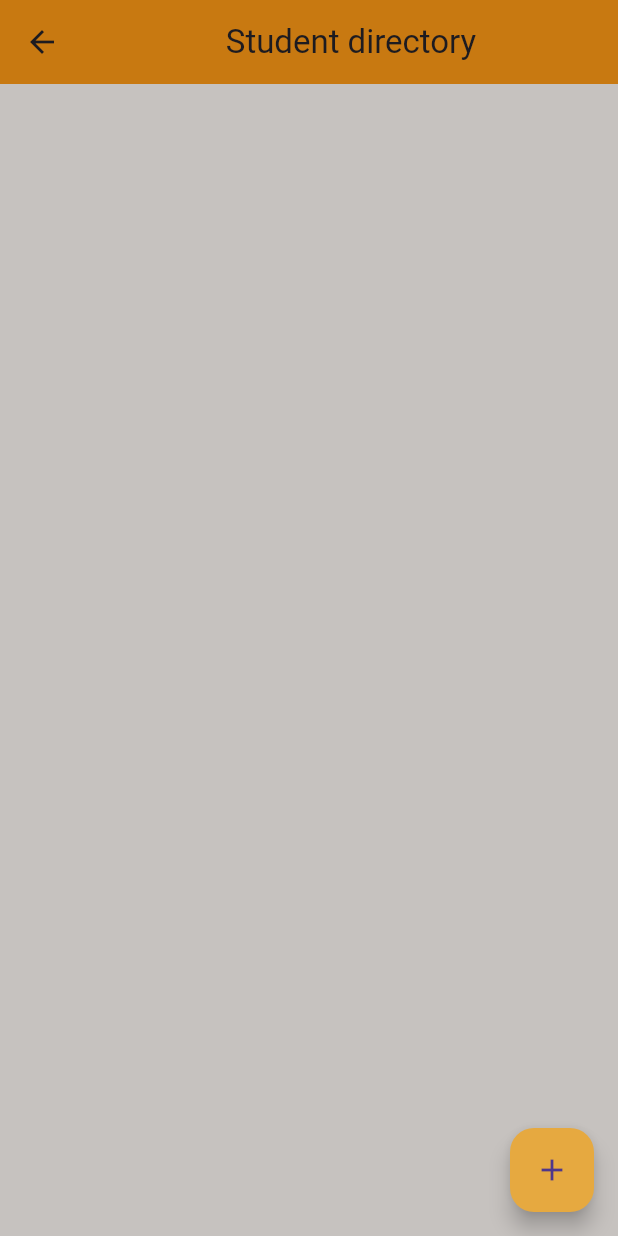
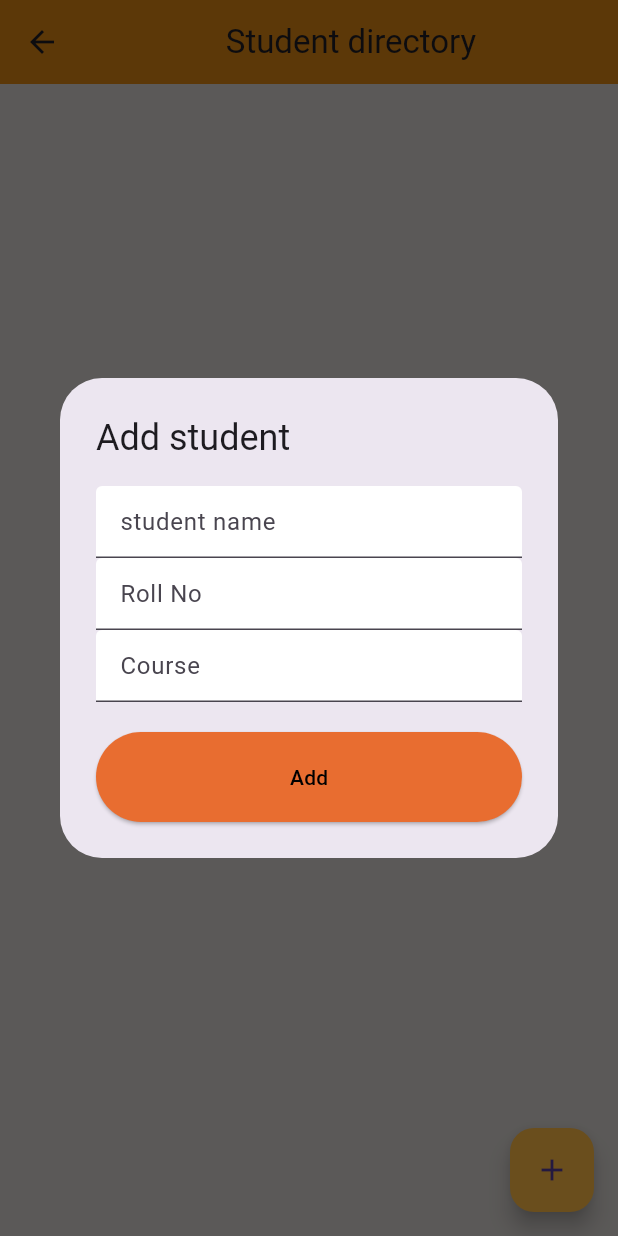
Before and after one commit to malvka-k/student_directory_app, a Flutter app: the screen it shows after launch, after a tap on the "add" icon, on a phone screen of 412 x 824 dp. Run offline on Flutter 3.47's test engine with Material 3 defaults, Android fonts, the light colour scheme and no system bars; our stand-ins replace cloud_firestore, firebase_core, lottie; accounts and stored records are empty.

Commit message:
studentdirectorycompleted

```diff
--- a/lib/main.dart
+++ b/lib/main.dart
@@ -1,6 +1,10 @@
 import 'package:flutter/material.dart';
 import 'package:student_directory_app/splash.dart';
-
-void main() {
+import 'package:firebase_core/firebase_core.dart';
+import 'firebase_options.dart';
+void main() async{WidgetsFlutterBinding.ensureInitialized();
+  await Firebase.initializeApp(
+    options: DefaultFirebaseOptions.currentPlatform,
+);
   runApp(MaterialApp(debugShowCheckedModeBanner: false,home: Splash(),));
 }
--- /dev/null
+++ b/lib/service.dart
@@ -0,0 +1,70 @@
+import 'package:cloud_firestore/cloud_firestore.dart';
+import 'package:firebase_core/firebase_core.dart';
+import 'package:flutter/material.dart';
+
+Future<void> addstudent(
+  String name,
+  String rollno,
+  String course,
+  BuildContext context,
+) async {
+  try {
+    await FirebaseFirestore.instance.collection("Datas").add({
+      "Name": name,
+      "RollNo": rollno,
+      "Course": course,
+    });
+    ScaffoldMessenger.of(
+      context,
+    ).showSnackBar(SnackBar(content: Text("Student added Successfully")));
+    // ignore: empty_catches
+  } catch (e) {
+    ScaffoldMessenger.of(
+      context,
+    ).showSnackBar(SnackBar(content: Text(e.toString())));
+  }
+}
+
+// ignore: non_constant_identifier_names
+Stream<QuerySnapshot> Getstudents() {
+  return FirebaseFirestore.instance.collection("Datas").snapshots();
+}
+
+Future<void> Deletestudent(String id, BuildContext context) async {
+  try {
+    await FirebaseFirestore.instance.collection("Datas").doc(id).delete();
+    ScaffoldMessenger.of(
+      context,
+    ).showSnackBar(SnackBar(content: Text("Student Removed successfully")));
+
+    // ignore: empty_catches
+  } catch (e) {
+    ScaffoldMessenger.of(
+      context,
+    ).showSnackBar(SnackBar(content: Text(e.toString())));
+  }
+}
+
+Future<void> updatestudent(
+  String id,
+  String name,
+  String rollno,
+  String course,
+  BuildContext context,
+) async {
+  try {
+    await FirebaseFirestore.instance.collection("Datas").doc(id).update({
+      "Name": name,
+      "RollNo": rollno,
+      "Course": course,
+    });
+     ScaffoldMessenger.of(
+      context,
+    ).showSnackBar(SnackBar(content: Text("Updated successfully")));
+
+  } catch (e) {ScaffoldMessenger.of(
+      context,
+    ).showSnackBar(SnackBar(content: Text(e.toString())));
+
+  }
+}
--- a/lib/studentlogin.dart
+++ b/lib/studentlogin.dart
@@ -1,11 +1,122 @@
+import 'package:cloud_firestore/cloud_firestore.dart';
 import 'package:flutter/material.dart';
+import 'package:student_directory_app/service.dart';
 
-class Studentlogin extends StatelessWidget {
-  const Studentlogin({super.key});
+class Studentlogin extends StatefulWidget {
+  @override
+  State<Studentlogin> createState() => _StudentloginState();
+}
+
+class _StudentloginState extends State<Studentlogin> {
+  TextEditingController name = TextEditingController();
+
+  TextEditingController rollno = TextEditingController();
+
+  TextEditingController course = TextEditingController();
+
+  void editbox(DocumentSnapshot doc) {
+    name.text = doc["Name"];
+    rollno.text = doc["RollNo"];
+    course.text = doc["Course"];
+    showModalBottomSheet(
+      context: context,
+      builder: (context) {
+        return Column(
+          children: [
+            Text(
+              "UPDATE STUDENT INFO",
+              style: TextStyle(fontSize: 40, fontWeight: FontWeight.bold),
+            ),
+            TextField(
+              controller: name,
+              decoration: InputDecoration(
+                hintText: "Student name",
+                fillColor: Colors.white,
+                filled: true,
+              ),
+            ),
+            TextField(
+              controller: rollno,
+              decoration: InputDecoration(
+                hintText: "Roll No",
+                fillColor: Colors.white,
+                filled: true,
+              ),
+            ),
+            TextField(
+              controller: course,
+              decoration: InputDecoration(
+                hintText: "Course",
+                fillColor: Colors.white,
+                filled: true,
+              ),
+            ),
+            SizedBox(height: 20),
+            ElevatedButton(onPressed: () {updatestudent(doc.id, name.text, rollno.text, course.text, context);
+
+            }, style: ElevatedButton.styleFrom(minimumSize: Size(300, 60),
+                        backgroundColor: const Color.fromARGB(
+                          255,
+                          232,
+                          109,
+                          48,
+                        ),
+                        foregroundColor: Colors.black,
+                      ),
+
+                      child: Text("Update"),)
+
+          ],
+        );
+      },
+    );
+  }
 
   @override
   Widget build(BuildContext context) {
     return Scaffold(
+      body: StreamBuilder(
+        stream: Getstudents(),
+        builder: (context, snapshot) {
+          if (!snapshot.hasData) {
+            return Center(child: Text("No data"));
+          }
+          final data = snapshot.data!.docs;
+          return ListView.builder(
+            itemCount: data.length,
+            itemBuilder: (context, index) {
+              return ListTile(
+                title: Text(data[index]["Name"]),
+                subtitle: Column(
+                  mainAxisAlignment: MainAxisAlignment.start,
+                  crossAxisAlignment: CrossAxisAlignment.start,
+                  children: [
+                    Text(data[index]["RollNo"]),
+                    Text(data[index]["Course"]),
+                  ],
+                ),
+                trailing: Row(
+                  mainAxisSize: MainAxisSize.min,
+                  children: [
+                    IconButton(
+                      onPressed: () {
+                        editbox(data[index]);
+                      },
+                      icon: Icon(Icons.edit),
+                    ),
+                    IconButton(
+                      onPressed: () {
+                        Deletestudent(data[index].id, context);
+                      },
+                      icon: Icon(Icons.delete),
+                    ),
+                  ],
+                ),
+              );
+            },
+          );
+        },
+      ),
       backgroundColor: const Color.fromARGB(255, 198, 194, 191),
       appBar: AppBar(
         title: Center(child: Text("Student directory")),
@@ -13,6 +124,67 @@ class Studentlogin extends StatelessWidget {
       ),
       floatingActionButton: FloatingActionButton(
         onPressed: () {
+          showDialog(
+            context: context,
+            builder: (context) {
+              return AlertDialog(
+                title: Text("Add student"),
+                content: Column(
+                  mainAxisSize: .min,
+                  children: [
+                    TextField(
+                      controller: name,
+                      decoration: InputDecoration(
+                        hintText: "student name",
+                        fillColor: Colors.white,
+                        filled: true,
+                      ),
+                    ),
+                    TextField(
+                      controller: rollno,
+                      decoration: InputDecoration(
+                        hintText: "Roll No",
+                        fillColor: Colors.white,
+                        filled: true,
+                      ),
+                    ),
+                    TextField(
+                      controller: course,
+                      decoration: InputDecoration(
+                        hintText: "Course",
+                        fillColor: Colors.white,
+                        filled: true,
+                      ),
+                    ),
+                    SizedBox(height: 20),
+                    ElevatedButton(
+                      onPressed: () {
+                        {
+                          addstudent(
+                            name.text,
+                            rollno.text,
+                            course.text,
+                            context,
+                          );
+                        }
+                      },
+                      style: ElevatedButton.styleFrom(
+                        minimumSize: Size(300, 60),
+                        backgroundColor: const Color.fromARGB(
+                          255,
+                          232,
+                          109,
+                          48,
+                        ),
+                        foregroundColor: Colors.black,
+                      ),
+                      child: Text("Add"),
+                    ),
+                  ],
+                ),
+              );
+            },
+          );
           // ignore: sort_child_properties_last
         },
         // ignore: sort_child_properties_last
--- a/pubspec.yaml
+++ b/pubspec.yaml
@@ -37,6 +37,7 @@ dependencies:
   lottie: ^3.3.3
   firebase_auth: ^6.5.2
   firebase_core: ^4.10.0
+  cloud_firestore: ^6.5.0
 
 dev_dependencies:
   flutter_test:
```
Also changed, not shown: pubspec.lock, 3 other files.
